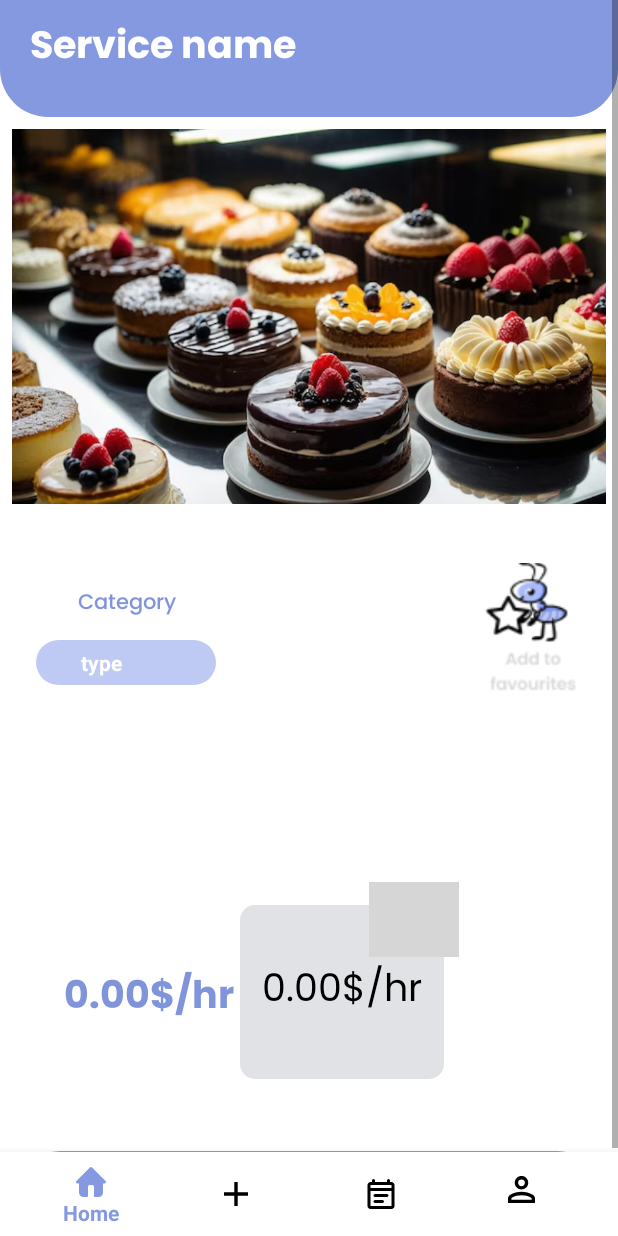
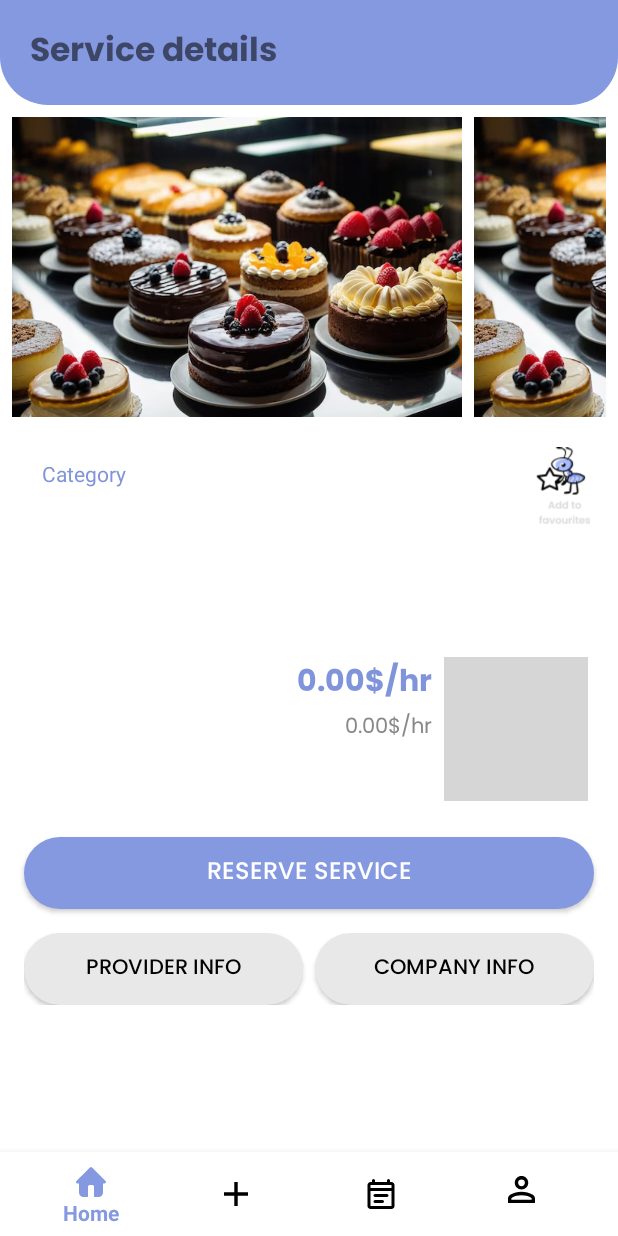
Before and after one commit to kzi-nastava/ma-project-event-planner-siit-2024-team-3, an Android app: the ServiceDetails screen opened through its navigation route, on a phone screen of 412 x 824 dp. Run offline under Robolectric (Android 15) with nearby library versions, the phone set to English and light mode, and no system bars; our stand-ins replace FlexboxLayout, navigation-ui; pictures from the network do not load; 7 statements that could not run were skipped; grey boxes are pictures that could not be loaded.

Commit message:
service details improve gui, added button form provider and company info, event type reload

```diff
--- a/EveAnt/app/build.gradle.kts
+++ b/EveAnt/app/build.gradle.kts
@@ -72,6 +72,7 @@ dependencies {
     annotationProcessor ("com.github.bumptech.glide:compiler:4.16.0")
     implementation("androidx.cardview:cardview:1.0.0")
     implementation("org.osmdroid:osmdroid-android:6.1.17")
+    implementation("com.google.android.flexbox:flexbox:3.0.0")
 
 
 }
--- /dev/null
+++ b/EveAnt/app/src/main/res/drawable/bg_event_chip.xml
@@ -0,0 +1,10 @@
+<shape xmlns:android="http://schemas.android.com/apk/res/android"
+    android:shape="rectangle">
+    <solid android:color="@color/light_purple"/>
+    <corners android:radius="50dp"/>
+    <padding
+        android:left="16dp"
+        android:right="16dp"
+        android:top="6dp"
+        android:bottom="6dp" />
+</shape>
--- a/EveAnt/app/src/main/res/layout/fragment_service_details.xml
+++ b/EveAnt/app/src/main/res/layout/fragment_service_details.xml
@@ -8,38 +8,33 @@
     <ScrollView
         android:layout_width="match_parent"
         android:layout_height="match_parent"
-        android:background="#FFFFFF">
+        android:background="#FFFFFF"
+        android:fillViewport="true">
 
         <LinearLayout
             android:layout_width="match_parent"
             android:layout_height="wrap_content"
-            android:orientation="vertical"
-            android:padding="0dp">
+            android:orientation="vertical">
 
+            <!-- Header -->
             <RelativeLayout
-                android:id="@+id/home_search_rectangle_layout"
                 android:layout_width="match_parent"
-                android:layout_height="78dp"
+                android:layout_height="70dp"
                 android:background="@drawable/service_search_rectangle"
-                app:layout_constraintEnd_toEndOf="parent"
-                app:layout_constraintHorizontal_bias="0.0"
-                app:layout_constraintStart_toStartOf="parent"
-                app:layout_constraintTop_toTopOf="parent">
+                android:paddingStart="20dp"
+                android:gravity="center_vertical">
 
                 <TextView
                     android:id="@+id/place"
                     android:layout_width="wrap_content"
                     android:layout_height="wrap_content"
-                    android:layout_marginStart="20dp"
-                    android:layout_marginTop="10dp"
                     android:fontFamily="@font/poppins_bold"
-                    android:text="Service name"
-                    android:textAppearance="@style/place"
-                    android:textSize="25sp"
+                    android:text="Service details"
+                    android:textSize="22sp"
                     android:textStyle="bold" />
+            </RelativeLayout>
 
-
-            </RelativeLayout>
+            <!-- Slike -->
             <HorizontalScrollView
                 android:layout_width="match_parent"
                 android:layout_height="wrap_content"
@@ -51,57 +46,50 @@
                     android:layout_height="wrap_content"
                     android:orientation="horizontal">
 
-                    <!-- Slika 1 -->
                     <ImageView
-                        android:layout_width="400dp"
-                        android:layout_height="250dp"
+                        android:layout_width="300dp"
+                        android:layout_height="200dp"
                         android:layout_marginEnd="8dp"
                         android:scaleType="centerCrop"
-                        android:src="@drawable/pastry"
-                        android:background="@drawable/rounded_corners_white" />
+                        android:background="@drawable/rounded_corners_white"
+                        android:src="@drawable/pastry" />
 
-                    <!-- Slika 2 -->
                     <ImageView
-                        android:layout_width="400dp"
-                        android:layout_height="250dp"
+                        android:layout_width="300dp"
+                        android:layout_height="200dp"
                         android:layout_marginEnd="8dp"
                         android:scaleType="centerCrop"
-                        android:src="@drawable/pastry"
-                        android:background="@drawable/rounded_corners_white" />
+                        android:background="@drawable/rounded_corners_white"
+                        android:src="@drawable/pastry" />
 
-                    <!-- Slika 3 -->
                     <ImageView
-                        android:layout_width="400dp"
-                        android:layout_height="250dp"
+                        android:layout_width="300dp"
+                        android:layout_height="200dp"
                         android:scaleType="centerCrop"
-                        android:src="@drawable/pastry"
-                        android:background="@drawable/rounded_corners_white" />
-
+                        android:background="@drawable/rounded_corners_white"
+                        android:src="@drawable/pastry" />
                 </LinearLayout>
             </HorizontalScrollView>
+
+            <!-- Osnovni info -->
             <LinearLayout
                 android:layout_width="match_parent"
                 android:layout_height="wrap_content"
                 android:orientation="horizontal"
                 android:gravity="center_vertical"
-                android:padding="8dp"
-                android:background="@color/white"
-                android:layout_margin="16dp">
+                android:paddingHorizontal="16dp"
+                android:paddingVertical="8dp">
 
-                <!-- Tekstualni sadržaj -->
                 <LinearLayout
                     android:layout_width="0dp"
                     android:layout_height="wrap_content"
                     android:layout_weight="1"
-                    android:orientation="vertical"
-                    android:background="@drawable/rounded_corners_white">
+                    android:orientation="vertical">
 
-                    <!-- Naziv i Kategorija -->
                     <LinearLayout
                         android:layout_width="match_parent"
                         android:layout_height="wrap_content"
                         android:orientation="horizontal"
-                        android:padding="8dp"
                         android:gravity="center_vertical">
 
                         <TextView
@@ -110,69 +98,48 @@
                             android:layout_height="wrap_content"
                             android:fontFamily="@font/poppins_bold"
                             android:text="Service Name"
-                            android:textColor="#000000"
-                            android:textSize="18sp"
-                            android:textStyle="bold"
-                            android:paddingRight="20dp" />
+                            android:textColor="#000"
+                            android:textSize="18sp" />
 
                         <TextView
                             android:id="@+id/serviceCategory"
                             android:layout_width="wrap_content"
                             android:layout_height="wrap_content"
+                            android:layout_marginStart="12dp"
                             android:text="Category"
-                            android:paddingRight="20dp"
                             android:textColor="@color/light_purple"
-                            android:textSize="14sp"
-                            android:fontFamily="@font/poppins_medium" />
+                            android:textSize="14sp" />
                     </LinearLayout>
 
-                    <!-- Dodatni sloj - dostupnost -->
-                    <FrameLayout
-                        android:layout_width="120dp"
-                        android:layout_height="wrap_content"
-                        android:background="@color/white">
-
-                        <LinearLayout
-                            android:layout_width="match_parent"
-                            android:layout_height="30dp"
-                            android:layout_gravity="bottom"
-                            android:background="@drawable/rounded_corners_image_blue"
-                            android:gravity="center_vertical"
-                            android:orientation="horizontal"
-                            android:paddingLeft="30dp"
-                            android:paddingRight="30dp">
-
-                            <TextView
-                                android:id="@+id/typeOfEvent"
+                    <!-- Event types chips -->
+                    <com.google.android.flexbox.FlexboxLayout
+                        android:id="@+id/eventTypesContainer"
                         android:layout_width="match_parent"
                         android:layout_height="wrap_content"
-                                android:text="type"
-                                android:textColor="#FFFFFF"
-                                android:textSize="14sp"
-                                android:textStyle="bold" />
-
-                        </LinearLayout>
-                    </FrameLayout>
+                        android:layout_marginTop="8dp"
+                        android:paddingVertical="4dp"
+                        app:flexWrap="wrap"
+                        app:justifyContent="flex_start"
+                        app:alignItems="flex_start" />
                 </LinearLayout>
 
-                <!-- Slika pored -->
                 <ImageView
                     android:id="@+id/favourite"
-                    android:layout_width="100dp"
-                    android:layout_height="100dp"
+                    android:layout_width="60dp"
+                    android:layout_height="60dp"
                     android:src="@drawable/favourite"
-                    android:layout_marginStart="16dp"
-                    android:contentDescription="Service Icon"
-                    android:clickable="true"
-                    android:onClick="onServiceImageClick" />
+                    android:contentDescription="Favorite"
+                    android:clickable="true" />
             </LinearLayout>
+
+            <!-- Opis -->
             <TextView
                 android:id="@+id/description"
                 android:layout_width="match_parent"
                 android:layout_height="wrap_content"
                 android:layout_marginHorizontal="16dp"
+                android:layout_marginTop="8dp"
                 android:text="@string/description_service"
-                android:textColor="#000000"
                 android:textSize="14sp"
                 android:fontFamily="@font/poppins_regular" />
 
@@ -180,158 +147,127 @@
                 android:id="@+id/specification"
                 android:layout_width="match_parent"
                 android:layout_height="wrap_content"
-                android:layout_margin="16dp"
+                android:layout_marginHorizontal="16dp"
+                android:layout_marginTop="8dp"
                 android:text="@string/specification_service"
-                android:textColor="#000000"
                 android:textSize="14sp"
                 android:fontFamily="@font/poppins_regular" />
 
-
-
+            <!-- Cena -->
             <LinearLayout
                 android:layout_width="match_parent"
                 android:layout_height="wrap_content"
                 android:orientation="horizontal"
-                android:padding="16dp"
-                android:gravity="end"> <!-- Postavlja sve elemente na desnu stranu -->
+                android:gravity="end"
+                android:paddingEnd="20dp"
+                android:paddingVertical="12dp">
 
-                <!-- Cena sa popustom -->
-                <RelativeLayout
+                <LinearLayout
                     android:layout_width="wrap_content"
                     android:layout_height="wrap_content"
-                    android:layout_marginEnd="90dp">
-                    <!-- Nova cena -->
+                    android:orientation="vertical"
+                    android:gravity="end">
+
                     <TextView
                         android:id="@+id/newPrice"
                         android:layout_width="wrap_content"
                         android:layout_height="wrap_content"
-                        android:layout_marginTop="55dp"
-                        android:layout_marginRight="150dp"
-                        android:layout_gravity="end"
                         android:text="8$/hr"
                         android:textColor="@color/light_purple"
-                        android:textSize="25sp"
-                        android:fontFamily="@font/poppins_bold"
-                        android:layout_alignParentEnd="true"/>
-
-                    <LinearLayout
-                        android:id="@+id/oldPriceContainer"
-                        android:layout_width="wrap_content"
-                        android:layout_height="wrap_content"
-                        android:orientation="vertical"
-                        android:background="@drawable/rounded_corners_gray"
-                        android:padding="8dp"
-                        android:layout_marginTop="15dp"
-                        android:layout_alignParentEnd="true"
-                        android:layout_marginRight="10dp">
+                        android:textSize="20sp"
+                        android:fontFamily="@font/poppins_bold" />
 
                     <TextView
                         android:id="@+id/oldPrice"
-                            android:layout_width="120dp"
-                            android:layout_height="100dp"
+                        android:layout_width="wrap_content"
+                        android:layout_height="wrap_content"
                         android:text="10$/hr"
-                            android:textColor="#000000"
-                            android:textSize="25sp"
-                            android:fontFamily="@font/poppins_regular"
-                            android:gravity="center" />
+                        android:textColor="#888"
+                        android:textSize="14sp"
+                        android:fontFamily="@font/poppins_regular" />
                 </LinearLayout>
 
                 <TextView
                     android:id="@+id/discountBadge"
-                        android:layout_width="60dp"
-                        android:layout_height="50dp"
-                        android:layout_alignParentTop="true"
-                        android:layout_alignParentEnd="true"
+                    android:layout_width="wrap_content"
+                    android:layout_height="wrap_content"
+                    android:layout_marginStart="8dp"
                     android:background="@drawable/rounded_rectangle_purple"
-                        android:padding="4dp"
-                        android:text="10%"
+                    android:paddingHorizontal="8dp"
+                    android:paddingVertical="4dp"
+                    android:text="10% OFF"
                     android:textColor="@android:color/white"
-                        android:textSize="20sp"
+                    android:textSize="12sp"
                     android:textStyle="bold"
-                        android:fontFamily="@font/poppins_regular"
-                        android:gravity="center" />
+                    android:fontFamily="@font/poppins_medium" />
+            </LinearLayout>
 
-                    <!-- Kvadrat sa starom cenom -->
-
-
-                </RelativeLayout>
-
-            </LinearLayout>
-            <LinearLayout
-                android:layout_width="match_parent"
-                android:layout_height="wrap_content"
-                android:orientation="vertical"
-                android:layout_marginTop="16dp"
-                android:padding="16dp">
-
-                <!-- Dugme za rezervaciju -->
+            <!-- Rezervacija -->
             <Button
                 android:id="@+id/btn_reserve_service"
                 android:layout_width="match_parent"
                 android:layout_height="wrap_content"
+                android:layout_marginHorizontal="16dp"
+                android:layout_marginTop="12dp"
                 android:background="@drawable/rounded_corners_8599e0"
                 android:text="Reserve Service"
                 android:textColor="@android:color/white"
                 android:textSize="16sp"
-                    android:fontFamily="@font/poppins_medium"
-                    android:textStyle="bold" />
+                android:fontFamily="@font/poppins_medium" />
 
-                <!-- Tekst ako je nedostupno -->
             <TextView
                 android:id="@+id/service_unavailable"
                 android:layout_width="match_parent"
                 android:layout_height="wrap_content"
-                    android:layout_marginTop="16dp"
-                    android:padding="16dp"
+                android:layout_marginTop="8dp"
+                android:layout_marginHorizontal="16dp"
+                android:padding="12dp"
                 android:background="@drawable/broken_border"
                 android:text="Service currently unavailable"
-                    android:textColor="#000000"
-                    android:textSize="16sp"
-                    android:fontFamily="@font/poppins_medium"
-                    android:textStyle="bold"
+                android:textColor="#000"
+                android:textSize="15sp"
                 android:gravity="center"
                 android:visibility="gone" />
-            </LinearLayout>
 
-
-            <!-- LinearLayout za dva siva dugmeta -->
+            <!-- Dugmad uvek vidljiva -->
             <LinearLayout
                 android:layout_width="match_parent"
                 android:layout_height="wrap_content"
                 android:orientation="horizontal"
-                android:layout_marginTop="8dp"
-                android:gravity="end"
-                android:paddingHorizontal="16dp">
+                android:layout_marginTop="16dp"
+                android:layout_marginBottom="32dp"
+                android:paddingHorizontal="16dp"
+                android:gravity="center">
 
-                <!-- Sivo dugme - Provider Info -->
-
-                <!-- Sivo dugme - Company Info -->
                 <Button
                     android:id="@+id/btn_provider_info"
-                    android:layout_width="wrap_content"
+                    android:layout_width="0dp"
                     android:layout_height="wrap_content"
+                    android:layout_weight="1"
                     android:layout_marginEnd="8dp"
-                    android:layout_weight="1"
                     android:background="@drawable/rounded_corners_e8e8e8"
+                    android:text="Provider Info"
+                    android:textSize="14sp"
                     android:fontFamily="@font/poppins_medium"
-                    android:text="Provider Info"
-                    android:textColor="@android:color/black"
-                    android:textSize="12sp" />
+                    android:textColor="@android:color/black" />
 
                 <Button
                     android:id="@+id/btn_company_info"
-                    android:layout_width="wrap_content"
+                    android:layout_width="0dp"
                     android:layout_height="wrap_content"
                     android:layout_weight="1"
                     android:background="@drawable/rounded_corners_e8e8e8"
                     android:text="Company Info"
-                    android:textColor="@android:color/black"
-                    android:textSize="12sp"
-                    android:fontFamily="@font/poppins_medium" />
+                    android:textSize="14sp"
+                    android:fontFamily="@font/poppins_medium"
+                    android:textColor="@android:color/black" />
             </LinearLayout>
-
 
         </LinearLayout>
 
     </ScrollView>
+    <View
+        android:layout_width="match_parent"
+        android:layout_height="80dp"
+        android:layout_marginTop="8dp"/>
 </FrameLayout>
```
Also changed, not shown: EveAnt/app/src/main/java/com/example/eveant/service/serviceDetails/ServiceDetails.java (+107 -12 lines), EveAnt/app/src/main/java/com/example/eveant/user/UserService.java (+10 -0 lines), EveAnt/app/src/main/res/drawable/favourite_add_icon.png (added). Lines whose indentation alone changed are shown as unchanged.
